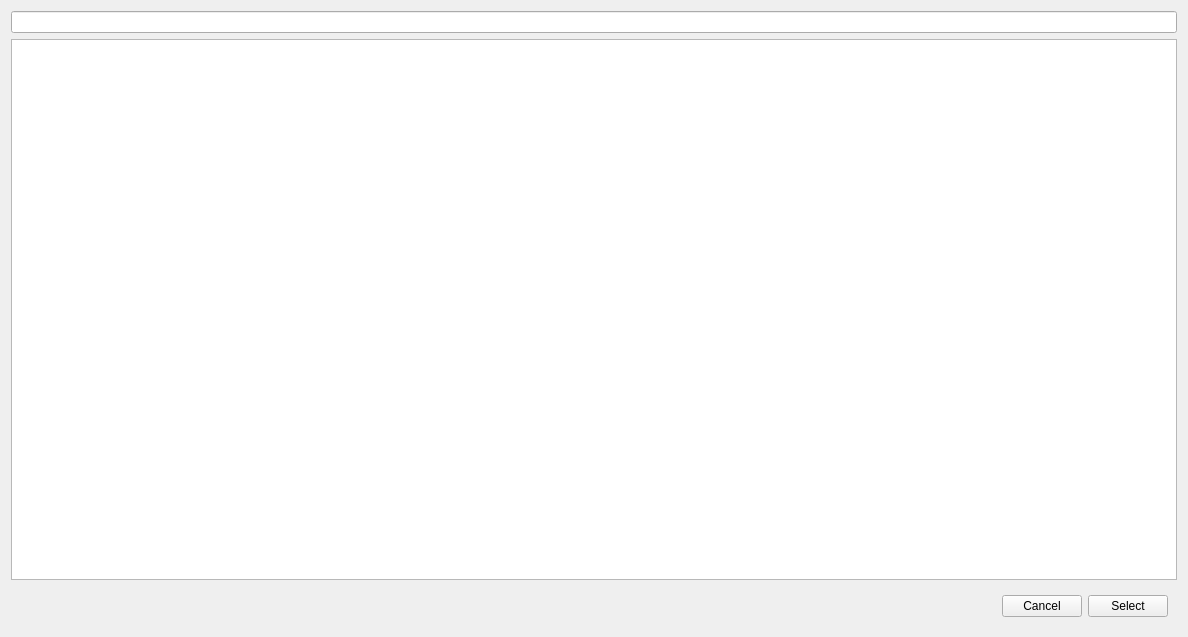
This is magboltz_gui/ui/search.ui in cpls-lab/magboltz-gui as Qt 5 draws it before an edit. The edited form follows.
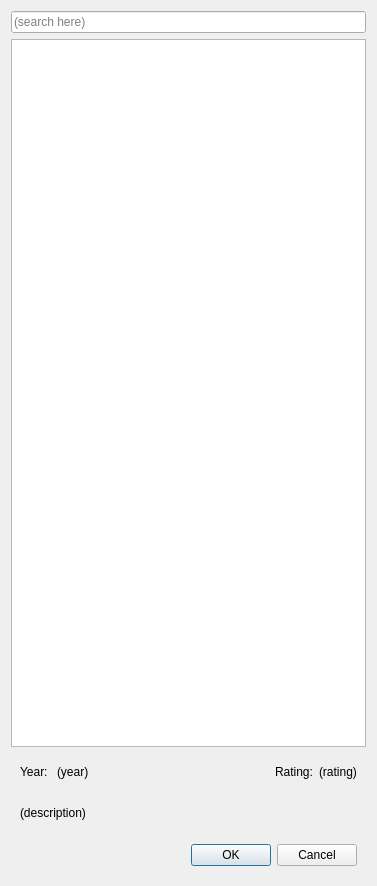
This is the edited form.

The edit to the form file:
```diff
--- a/magboltz_gui/ui/search.ui
+++ b/magboltz_gui/ui/search.ui
@@ -6,8 +6,8 @@
    <rect>
     <x>0</x>
     <y>0</y>
-    <width>1188</width>
-    <height>637</height>
+    <width>377</width>
+    <height>886</height>
    </rect>
   </property>
   <property name="windowTitle">
@@ -15,10 +15,77 @@
   </property>
   <layout class="QVBoxLayout" name="verticalLayout">
    <item>
-    <widget class="QLineEdit" name="SearchBarText"/>
+    <widget class="QLineEdit" name="searchBarText">
+     <property name="placeholderText">
+      <string>(search here)</string>
+     </property>
+    </widget>
    </item>
    <item>
-    <widget class="QColumnView" name="SearchResultView"/>
+    <widget class="QTableWidget" name="searchResultTable"/>
+   </item>
+   <item>
+    <widget class="QWidget" name="widget_2" native="true">
+     <layout class="QHBoxLayout" name="horizontalLayout_2">
+      <item>
+       <widget class="QLabel" name="label">
+        <property name="text">
+         <string>Year: </string>
+        </property>
+       </widget>
+      </item>
+      <item>
+       <widget class="QLabel" name="label_4">
+        <property name="text">
+         <string>(year)</string>
+        </property>
+       </widget>
+      </item>
+      <item>
+       <spacer name="horizontalSpacer_2">
+        <property name="orientation">
+         <enum>Qt::Horizontal</enum>
+        </property>
+        <property name="sizeHint" stdset="0">
+         <size>
+          <width>40</width>
+          <height>20</height>
+         </size>
+        </property>
+       </spacer>
+      </item>
+      <item>
+       <widget class="QLabel" name="label_5">
+        <property name="text">
+         <string>Rating:</string>
+        </property>
+       </widget>
+      </item>
+      <item>
+       <widget class="QLabel" name="label_6">
+        <property name="text">
+         <string>(rating)</string>
+        </property>
+       </widget>
+      </item>
+     </layout>
+    </widget>
+   </item>
+   <item>
+    <widget class="QWidget" name="widget_3" native="true">
+     <layout class="QHBoxLayout" name="horizontalLayout_3">
+      <item>
+       <widget class="QLabel" name="label_2">
+        <property name="text">
+         <string>(description)</string>
+        </property>
+        <property name="wordWrap">
+         <bool>true</bool>
+        </property>
+       </widget>
+      </item>
+     </layout>
+    </widget>
    </item>
    <item>
     <widget class="QWidget" name="widget" native="true">
@@ -37,16 +104,9 @@
        </spacer>
       </item>
       <item>
-       <widget class="QPushButton" name="pushButton_2">
-        <property name="text">
-         <string>Cancel</string>
-        </property>
-       </widget>
-      </item>
-      <item>
-       <widget class="QPushButton" name="pushButton">
-        <property name="text">
-         <string>Select</string>
+       <widget class="QDialogButtonBox" name="dialogButtons">
+        <property name="standardButtons">
+         <set>QDialogButtonBox::Cancel|QDialogButtonBox::Ok</set>
         </property>
        </widget>
       </item>
```
